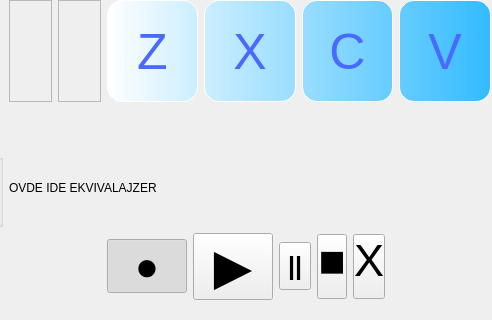
goldengun1/Music_Board, file src/mainwindow.ui: the form before one commit; both pictures show x 154 to 646 and y 280 to 600 of the 800 by 600 pixel window.
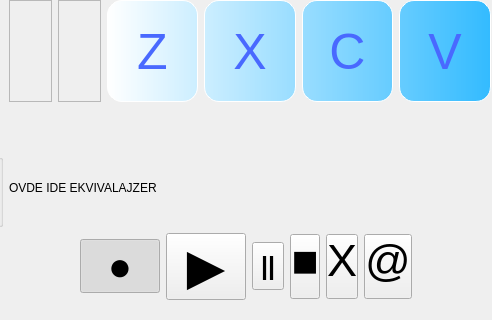
The form after the commit. Custom widgets are drawn as their Qt base class.

```diff
--- a/src/mainwindow.ui
+++ b/src/mainwindow.ui
@@ -837,6 +837,24 @@
        </property>
       </widget>
      </item>
+     <item>
+      <widget class="QPushButton" name="pbLoop">
+       <property name="styleSheet">
+        <string notr="true">color: &quot;#FFFFFF&quot;;
+height: &quot;30px&quot;;
+width: &quot;30px&quot;;
+font: 45px;
+text-align: &quot;center:&quot;;
+padding-bottom: 12px;</string>
+       </property>
+       <property name="text">
+        <string>@</string>
+       </property>
+       <property name="checkable">
+        <bool>true</bool>
+       </property>
+      </widget>
+     </item>
      <item>
       <spacer name="horizontalSpacer_4">
        <property name="orientation">
```
